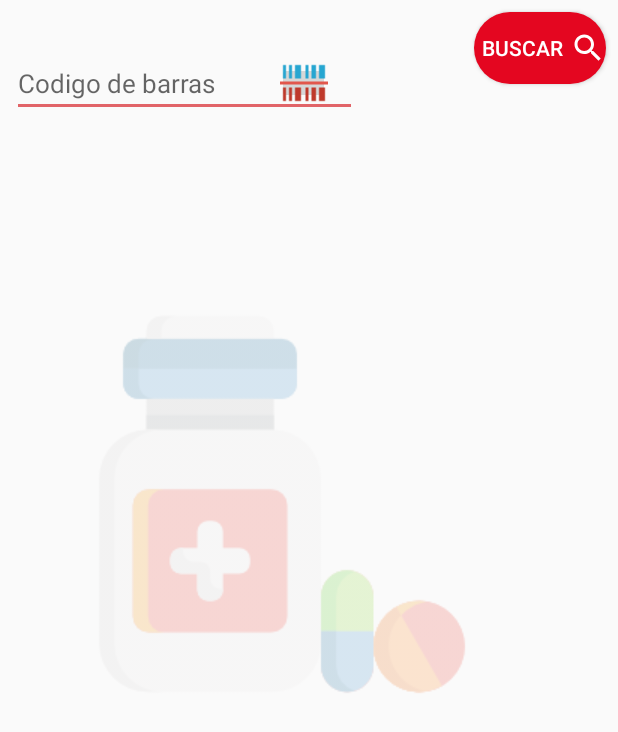
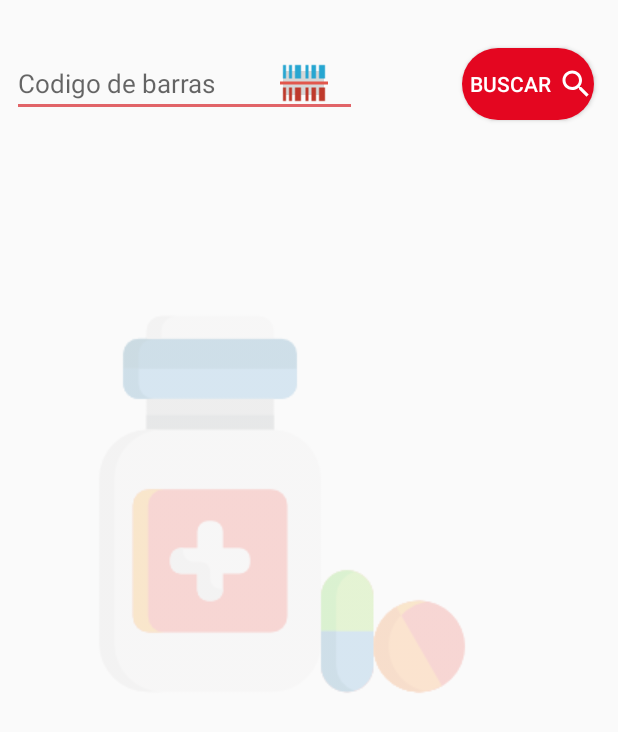
Before and after one commit to Christyansoft/tfc2geral, an Android app: the ResultadoBarras screen opened directly, with no data from a screen before it, on a phone screen of 412 x 824 dp. Shown: the top 732 px of the screen. Run offline under Robolectric (Android 15) with nearby library versions, the light colour scheme and no system bars; our stand-ins replace Firebase (no records; nobody signed in at launch, a user with empty details on screens opened directly).

Commit message:
vivendo a vida de resolver bugs

```diff
--- a/Projeto/Mediclock/app/src/main/res/layout/activity_abrir_relogio.xml
+++ b/Projeto/Mediclock/app/src/main/res/layout/activity_abrir_relogio.xml
@@ -113,10 +113,9 @@
         android:layout_marginBottom="8dp"
         app:layout_constraintBottom_toBottomOf="parent"
         app:layout_constraintEnd_toEndOf="parent"
-        app:layout_constraintHorizontal_bias="0.495"
         app:layout_constraintStart_toStartOf="parent"
         app:layout_constraintTop_toTopOf="parent"
-        app:layout_constraintVertical_bias="0.165"
+        app:layout_constraintVertical_bias="0.080000002"
         app:srcCompat="@drawable/clock" />
 
     <EditText
--- a/Projeto/Mediclock/app/src/main/res/layout/activity_resultado_barras.xml
+++ b/Projeto/Mediclock/app/src/main/res/layout/activity_resultado_barras.xml
@@ -124,8 +124,8 @@
         android:id="@+id/btnBusca"
         android:layout_width="wrap_content"
         android:layout_height="wrap_content"
-        android:layout_marginTop="8dp"
-        android:layout_marginEnd="8dp"
+        android:layout_marginTop="32dp"
+        android:layout_marginEnd="16dp"
         android:layout_marginBottom="8dp"
         android:background="@drawable/edit_text_border"
         android:backgroundTint="@color/colorPrimary"
```
Also changed, not shown: Projeto/Mediclock/app/src/main/java/com/example/projetoteste/projetoteste/AbrirRelogio.java (+7 -3 lines).
